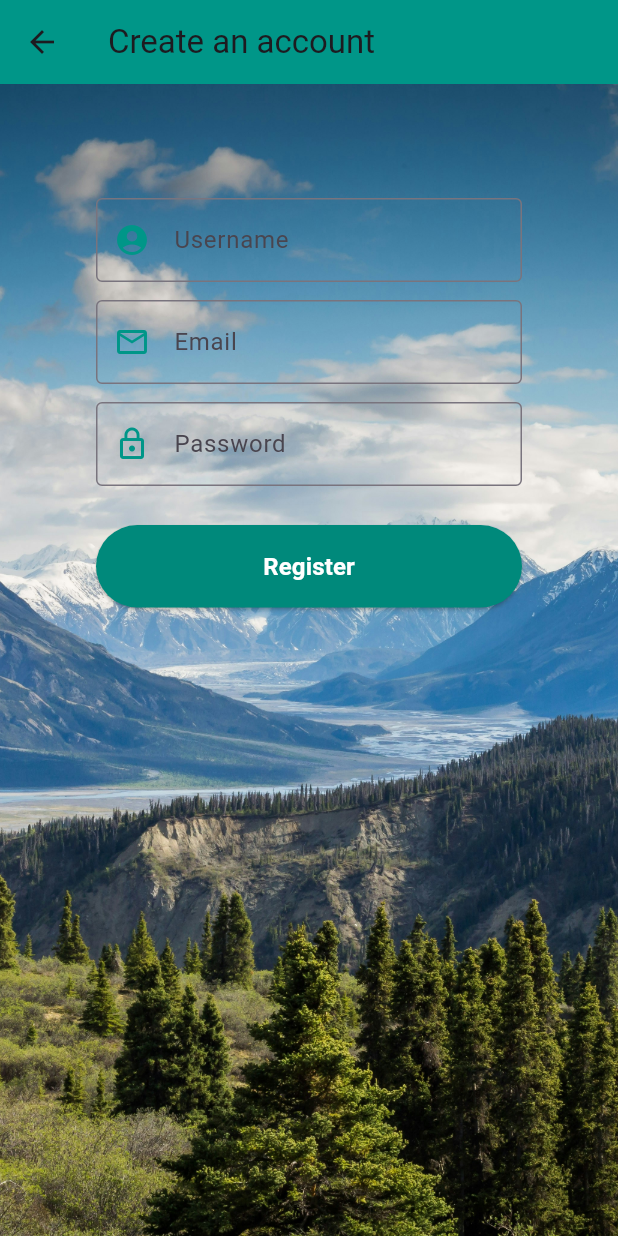
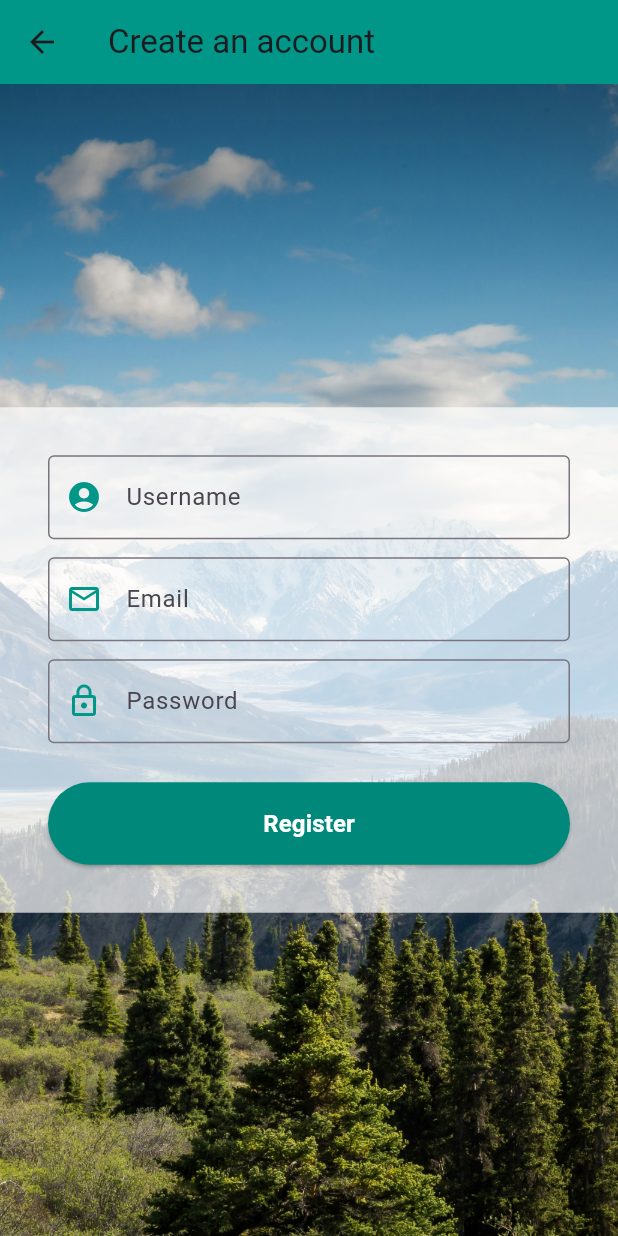
Before and after one commit to MiggieeS/flutter_auth_ui_with_php_backend, a Flutter app: the RegisterPage screen opened directly, on a phone screen of 412 x 824 dp. Run offline on Flutter 3.47's test engine with Material 3 defaults, Android fonts, the light colour scheme and no system bars.

Commit message:
added white container in register page content

```diff
--- a/lib/register.dart
+++ b/lib/register.dart
@@ -120,17 +120,25 @@ class _RegisterPageState extends State<RegisterPage> {
             fit: BoxFit.cover,
           ),
         ),
+        child: Center(
+          // Center the container on screen
+          child: Container(
+            color: Colors.white.withValues(alpha: 0.7),
             child: Padding(
-          padding: const EdgeInsets.all(64.0),
+              padding: const EdgeInsets.all(32.0), // adjust padding as needed
               child: Column(
-            crossAxisAlignment: CrossAxisAlignment.stretch,
+                mainAxisSize: MainAxisSize.min, // shrink to fit content
+                mainAxisAlignment: MainAxisAlignment.center,
+                crossAxisAlignment: CrossAxisAlignment.center,
                 children: [
-              const SizedBox(height: 12),
                   TextField(
                     controller: _nameController,
                     decoration: const InputDecoration(
                       labelText: 'Username',
-                  prefixIcon: Icon(Icons.account_circle, color: Colors.teal),
+                      prefixIcon: Icon(
+                        Icons.account_circle,
+                        color: Colors.teal,
+                      ),
                       border: OutlineInputBorder(),
                     ),
                   ),
@@ -140,7 +148,10 @@ class _RegisterPageState extends State<RegisterPage> {
                     keyboardType: TextInputType.emailAddress,
                     decoration: const InputDecoration(
                       labelText: 'Email',
-                  prefixIcon: Icon(Icons.email_outlined, color: Colors.teal),
+                      prefixIcon: Icon(
+                        Icons.email_outlined,
+                        color: Colors.teal,
+                      ),
                       border: OutlineInputBorder(),
                     ),
                   ),
@@ -160,6 +171,8 @@ class _RegisterPageState extends State<RegisterPage> {
               ),
             ),
           ),
+        ),
+      ),
     );
   }
 }
```
Lines whose indentation alone changed are shown as unchanged.
